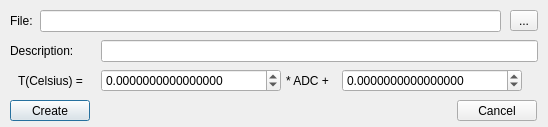
Before: the Qt Designer form Control Tool/PowerUnitControllerControlTool/NewADC2TempDialog.ui in WhiteFossa/LowBlow, drawn with Qt 5.
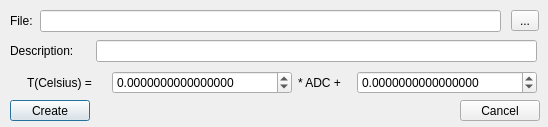
After: the same form once the commit is applied.

The edit to the form file:
```diff
--- a/Control Tool/PowerUnitControllerControlTool/NewADC2TempDialog.ui
+++ b/Control Tool/PowerUnitControllerControlTool/NewADC2TempDialog.ui
@@ -50,7 +50,7 @@
   <widget class="QPushButton" name="Cancel">
    <property name="geometry">
     <rect>
-     <x>457</x>
+     <x>460</x>
      <y>100</y>
      <width>80</width>
      <height>21</height>
@@ -89,7 +89,7 @@
   <widget class="QToolButton" name="tbSelectFile">
    <property name="geometry">
     <rect>
-     <x>510</x>
+     <x>511</x>
      <y>10</y>
      <width>28</width>
      <height>21</height>
@@ -115,9 +115,9 @@
   <widget class="QLineEdit" name="lnDescription">
    <property name="geometry">
     <rect>
-     <x>101</x>
+     <x>96</x>
      <y>40</y>
-     <width>437</width>
+     <width>441</width>
      <height>22</height>
     </rect>
    </property>
@@ -128,8 +128,8 @@
   <widget class="QLabel" name="label_3">
    <property name="geometry">
     <rect>
-     <x>18</x>
-     <y>73</y>
+     <x>27</x>
+     <y>75</y>
      <width>79</width>
      <height>16</height>
     </rect>
@@ -141,8 +141,8 @@
   <widget class="QDoubleSpinBox" name="sbMul">
    <property name="geometry">
     <rect>
-     <x>101</x>
-     <y>69</y>
+     <x>112</x>
+     <y>71</y>
      <width>180</width>
      <height>23</height>
     </rect>
@@ -163,8 +163,8 @@
   <widget class="QLabel" name="label_4">
    <property name="geometry">
     <rect>
-     <x>286</x>
-     <y>73</y>
+     <x>298</x>
+     <y>75</y>
      <width>52</width>
      <height>16</height>
     </rect>
@@ -176,8 +176,8 @@
   <widget class="QDoubleSpinBox" name="sbAdd">
    <property name="geometry">
     <rect>
-     <x>342</x>
-     <y>69</y>
+     <x>357</x>
+     <y>71</y>
      <width>180</width>
      <height>23</height>
     </rect>
```
